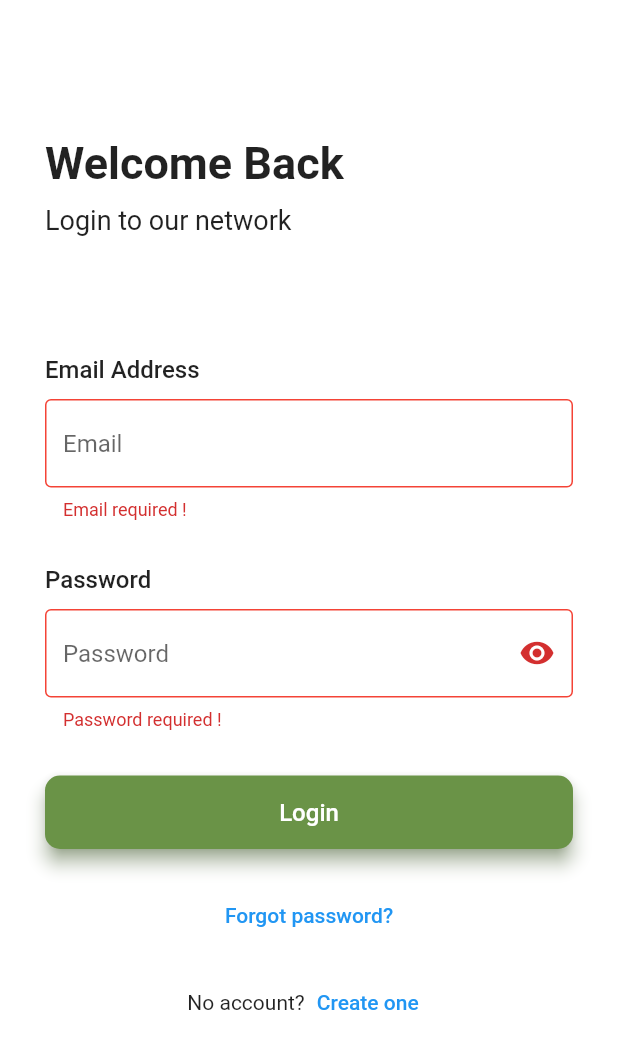
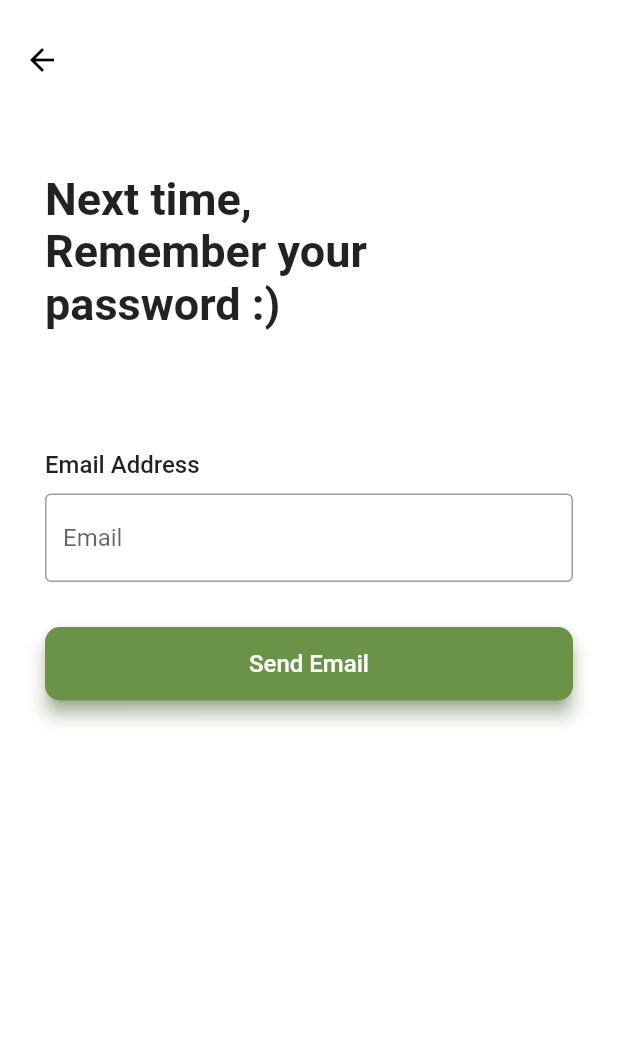
Before and after one commit to hashirpm/shop-scan, a Flutter app: the screen it shows after launch, after a tap on "Login", after a tap on "Forgot password?", on a phone screen of 412 x 824 dp. Shown: the top 1049 px of the screen. Run offline on Flutter 3.47's test engine with Material 2 defaults, Android fonts, the phone set to English and light mode, and no system bars; our stand-ins replace cloud_firestore, firebase_auth, firebase_core, firebase_storage, flutter_spinkit, fluttertoast and 7 more; missing offline and left inert: qr_code_scanner; accounts and stored records are empty.

Commit message:
forgot password error

```diff
--- a/lib/main.dart
+++ b/lib/main.dart
@@ -1,6 +1,7 @@
 import 'package:firebase_auth/firebase_auth.dart';
 import 'package:firebase_core/firebase_core.dart';
 import 'package:flutter/material.dart';
+import 'package:shopscan/screens/forgot_password.dart';
 import 'package:shopscan/screens/home.dart';
 import 'package:shopscan/screens/login.dart';
 import 'package:shopscan/screens/qr_generate.dart';
@@ -18,7 +19,6 @@ void main() {
 
 class MyApp extends StatelessWidget {
   final Future<FirebaseApp> _initialization = Firebase.initializeApp();
-
   // This widget is the root of your application.
   @override
   Widget build(BuildContext context) {
@@ -55,6 +55,7 @@ class MyApp extends StatelessWidget {
         LogIn.routeName: (ctx) => LogIn(),
         RecentVisits.routeName: (ctx) => RecentVisits(),
         YourShop.routeName: (ctx) => YourShop(),
+        ForgotPassword.routeName: (ctx) => ForgotPassword(),
       },
     );
   }
--- /dev/null
+++ b/lib/screens/forgot_password.dart
@@ -0,0 +1,139 @@
+import 'package:firebase_auth/firebase_auth.dart';
+import 'package:flutter/material.dart';
+import 'package:shopscan/services/firebase/auth_services.dart';
+import 'package:shopscan/services/misc/overlays.dart';
+import 'package:shopscan/services/misc/toast.dart';
+import 'package:shopscan/services/misc/validate.dart';
+import 'package:shopscan/styles/button_styles.dart';
+import 'package:shopscan/styles/input_styles.dart';
+import 'package:shopscan/styles/text_styles.dart';
+
+import 'login.dart';
+
+class ForgotPassword extends StatefulWidget {
+  static const routeName = '/forgot_password';
+  @override
+  _ForgotPasswordState createState() => _ForgotPasswordState();
+}
+
+class _ForgotPasswordState extends State<ForgotPassword> {
+  GlobalKey<FormState> _formKey = GlobalKey<FormState>();
+  static FirebaseAuth _auth = FirebaseAuth.instance;
+  // controllers
+  TextEditingController _emailCtrl = TextEditingController();
+
+  String? _emailMsg;
+
+  // validation
+  AutovalidateMode _autovalidate = AutovalidateMode.disabled;
+  bool _validateLogin = false;
+  void validate() {
+    setState(() {
+      _autovalidate = AutovalidateMode.always;
+      _validateLogin = false;
+      _emailMsg = null;
+    });
+  }
+
+  Future<void> resetPassword(String email) async {
+    await FirebaseAuth.instance.sendPasswordResetEmail(
+      email: email,
+    );
+    try {
+      await _auth.signInWithEmailAndPassword(
+          email: email, password: 'samplePwd');
+    } on FirebaseAuthException catch (e) {
+      if (e.code == 'user-not-found') {
+        print('No user found for that email.');
+        ShowToast.toast1("This email is not registered with us!");
+      } else {
+        ShowToast.toast1("Check your email");
+      }
+    }
+  }
+
+  @override
+  Widget build(BuildContext context) {
+    return Scaffold(
+        appBar: AppBar(
+          title: Text(""),
+          elevation: 0,
+          toolbarHeight: 80,
+          leading: IconButton(
+            icon: Icon(Icons.arrow_back, color: Colors.black),
+            onPressed: () => Navigator.of(context).pop(),
+          ),
+          backgroundColor: Colors.white,
+          shadowColor: Colors.transparent,
+        ),
+        body: Container(
+          color: Colors.white,
+          height: double.infinity,
+          width: double.infinity,
+          child: SingleChildScrollView(
+            child: Padding(
+              padding: EdgeInsets.all(30),
+              child: Column(children: <Widget>[
+                SizedBox(height: 5),
+
+                Container(
+                  width: double.infinity,
+                  child: Text(
+                    "Next time,\nRemember your password :)",
+                    style: TextStyles.heading1,
+                  ),
+                ),
+                SizedBox(height: 80),
+
+                // Form
+                Form(
+                  key: _formKey,
+                  autovalidateMode: _autovalidate,
+                  child: Column(children: <Widget>[
+                    // Email
+                    Container(
+                      width: double.infinity,
+                      child: Text(
+                        "Email Address",
+                        style: TextStyles.label,
+                      ),
+                    ),
+
+                    SizedBox(height: 10),
+
+                    TextFormField(
+                      controller: _emailCtrl,
+                      decoration: InputStyles.email,
+                      cursorColor: Colors.brown,
+                      keyboardType: TextInputType.emailAddress,
+                      validator: _validateLogin
+                          ? (value) => _emailMsg
+                          : Validate.email,
+                    ),
+
+                    SizedBox(height: 30),
+                    Container(
+                      width: double.infinity,
+                      child: ElevatedButton(
+                        onPressed: () async {
+                          resetPassword(_emailCtrl.text);
+
+                          // route to home
+                          Navigator.of(context)
+                              .pushReplacementNamed(LogIn.routeName);
+                        },
+                        child: Text(
+                          "Send Email",
+                          style: TextStyles.buttontext1,
+                        ),
+                        style: ButtonStyles.button2,
+                      ),
+                    ),
+                  ]),
+                ),
+              ]),
+            ),
+          ),
+        ));
+  }
+}
--- a/lib/screens/login.dart
+++ b/lib/screens/login.dart
@@ -1,4 +1,6 @@
+import 'package:firebase_auth/firebase_auth.dart';
 import 'package:flutter/material.dart';
+import 'package:shopscan/screens/forgot_password.dart';
 // import 'package:flutter_svg/flutter_svg.dart';
 import 'package:shopscan/screens/home.dart';
 import 'package:shopscan/screens/qr_reader.dart';
@@ -17,6 +19,8 @@ class LogIn extends StatefulWidget {
 }
 
 class _LogInState extends State<LogIn> {
+  @override
+
   // for viewing password
   bool _visible = true;
 
@@ -232,7 +236,9 @@ class _LogInState extends State<LogIn> {
                 Container(
                   width: double.infinity,
                   child: TextButton(
-                    onPressed: () {},
+                    onPressed: () {
+                      Navigator.of(context).pushNamed(ForgotPassword.routeName);
+                    },
                     child: Text(
                       "Forgot password?",
                       style: TextStyle(color: Colors.blue),
@@ -309,4 +315,31 @@ class _LogInState extends State<LogIn> {
       ),
     );
   }
+
+  // Widget forgotPassword() {
+
+  //   return Column(
+  //     children: [
+  //       TextFormField(
+  //         controller: _emailCtrl,
+  //         decoration: InputStyles.email,
+  //         cursorColor: Colors.brown,
+  //         keyboardType: TextInputType.emailAddress,
+  //         validator: _validateLogin ? (value) => _emailMsg : Validate.email,
+  //       ),
+  //       Container(
+  //         width: double.infinity,
+  //         child: TextButton(
+  //           onPressed: () {
+  //             resetPassword(_emailCtrl.text);
+  //           },
+  //           child: Text(
+  //             "Forgot password?",
+  //             style: TextStyle(color: Colors.blue),
+  //           ),
+  //         ),
+  //       ),
+  //     ],
+  //   );
+  // }
 }
--- a/pubspec.yaml
+++ b/pubspec.yaml
@@ -37,6 +37,8 @@ dependencies:
   vibration: ^1.7.4-nullsafety.0
   google_fonts: ^2.1.0
   table_calendar: ^3.0.0
+  path_provider: ^2.0.2
+  qr_flutter: ^4.0.0
 
   # firebase dependencies
   firebase_core: ^1.1.0
```
Also changed, not shown: lib/screens/qr_generate.dart (+140 -11 lines), pubspec.lock.
